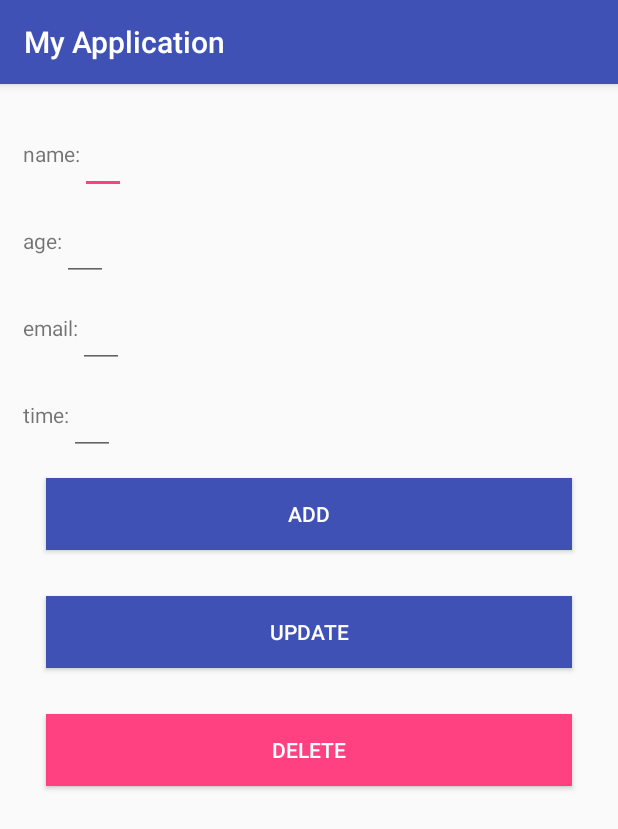
After one commit to jixiaoyong/ShareFileAppDemo, an Android app: the PeopleActivity screen opened directly, with no data from a screen before it, on a phone screen of 412 x 824 dp. The commit adds this screen. Shown: the top 829 px of the screen. Run offline under Robolectric (Android 15) with nearby library versions, the phone set to English and light mode, and no system bars; network calls fail.

Commit message:
增加 详情页面

```diff
--- a/app/src/main/AndroidManifest.xml
+++ b/app/src/main/AndroidManifest.xml
@@ -25,6 +25,7 @@
         </activity>
 
         <activity android:name=".qrcode.MainActivity" />
+        <activity android:name=".web.PeopleActivity" />
 
         <meta-data android:name="ServerUrl" android:value="${ServerUrl}"/>
     </application>
--- a/app/src/main/java/cf/android666/myapplication/web/MainActivity.kt
+++ b/app/src/main/java/cf/android666/myapplication/web/MainActivity.kt
@@ -42,8 +42,6 @@ public class MainActivity : AppCompatActivity() {
 
         initView()
         getData()
-
-
     }
 
     private var urlStr = ""
@@ -103,8 +101,16 @@ public class MainActivity : AppCompatActivity() {
             override fun onBindViewHolder(holder: MViewHolder, position: Int) {
                 holder.itemView.text.text = "username :${mData[position].username}" +
                         "\nage:${mData[position].age}" +
-                        "\nemail:${mData[position].email}" +
+                        "\nemail:${mData[position].email}"
                         "\ncreate_time:${mData[position].create_time}"
+                holder.itemView.text.setOnClickListener{
+                    var intent1 = Intent(mContext, PeopleActivity::class.java)
+                    intent1.putExtra("name", mData[position].username)
+                    intent1.putExtra("age", mData[position].age.toString())
+                    intent1.putExtra("email", mData[position].email)
+                    intent1.putExtra("create_time", mData[position].create_time)
+                    startActivity(intent1)
+                }
             }
 
         }
--- /dev/null
+++ b/app/src/main/java/cf/android666/myapplication/web/PeopleActivity.kt
@@ -0,0 +1,37 @@
+package cf.android666.myapplication.web
+
+import android.os.Bundle
+import android.support.v7.app.AppCompatActivity
+import android.view.View
+import cf.android666.myapplication.R
+import kotlinx.android.synthetic.main.activity_people.*
+
+/**
+ * Created by jixiaoyong on 2018/8/26.
+ * email:jixiaoyong1995@gmail.com
+ */
+class PeopleActivity : AppCompatActivity(), View.OnClickListener {
+    override fun onCreate(savedInstanceState: Bundle?) {
+        super.onCreate(savedInstanceState)
+        setContentView(R.layout.activity_people)
+
+        if (intent != null) {
+            name.setText(intent.getStringExtra("name"))
+            age.setText(intent.getStringExtra("age"))
+            email.setText(intent.getStringExtra("email"))
+            time.setText(intent.getStringExtra("create_time"))
+        }
+
+        add.setOnClickListener(this)
+        update.setOnClickListener(this)
+        delete.setOnClickListener(this)
+    }
+
+    override fun onClick(v: View?) {
+        when (v?.id) {
+            R.id.add -> {
+
+            }
+        }
+    }
+}
--- /dev/null
+++ b/app/src/main/res/layout/activity_people.xml
@@ -0,0 +1,111 @@
+<?xml version="1.0" encoding="utf-8"?>
+<LinearLayout xmlns:android="http://schemas.android.com/apk/res/android"
+    android:layout_width="match_parent"
+    android:layout_height="match_parent"
+    android:orientation="vertical"
+    android:padding="15dp">
+
+    <LinearLayout
+        android:layout_width="match_parent"
+        android:layout_height="wrap_content"
+        android:orientation="horizontal">
+
+        <TextView
+            android:layout_width="wrap_content"
+            android:layout_height="wrap_content"
+            android:text="name:" />
+
+        <EditText
+            android:id="@+id/name"
+            android:layout_width="wrap_content"
+            android:layout_height="wrap_content"
+            android:padding="15dp"
+            android:text="name"
+            android:textSize="20dp" />
+
+    </LinearLayout>
+
+    <LinearLayout
+        android:layout_width="match_parent"
+        android:layout_height="wrap_content"
+        android:orientation="horizontal">
+
+        <TextView
+            android:layout_width="wrap_content"
+            android:layout_height="wrap_content"
+            android:text="age:" />
+
+        <EditText
+            android:id="@+id/age"
+            android:layout_width="wrap_content"
+            android:layout_height="wrap_content"
+            android:padding="15dp"
+            android:text="age"
+            android:textSize="20dp" />
+    </LinearLayout>
+
+    <LinearLayout
+        android:layout_width="match_parent"
+        android:layout_height="wrap_content"
+        android:orientation="horizontal">
+
+        <TextView
+            android:layout_width="wrap_content"
+            android:layout_height="wrap_content"
+            android:text="email:" />
+
+        <EditText
+            android:id="@+id/email"
+            android:layout_width="wrap_content"
+            android:layout_height="wrap_content"
+            android:padding="15dp"
+            android:text="email"
+            android:textSize="20dp" />
+    </LinearLayout>
+
+    <LinearLayout
+        android:layout_width="match_parent"
+        android:layout_height="wrap_content"
+        android:orientation="horizontal">
+
+        <TextView
+            android:layout_width="wrap_content"
+            android:layout_height="wrap_content"
+            android:text="time:" />
+
+        <EditText
+            android:id="@+id/time"
+            android:layout_width="wrap_content"
+            android:layout_height="wrap_content"
+            android:padding="15dp"
+            android:text="time"
+            android:textSize="20dp" />
+    </LinearLayout>
+
+    <Button
+        android:id="@+id/add"
+        android:layout_width="match_parent"
+        android:layout_height="wrap_content"
+        android:layout_margin="15dp"
+        android:background="@color/colorPrimary"
+        android:text="add"
+        android:textColor="#fff" />
+
+    <Button
+        android:id="@+id/update"
+        android:layout_width="match_parent"
+        android:layout_height="wrap_content"
+        android:layout_margin="15dp"
+        android:background="@color/colorPrimary"
+        android:text="update"
+        android:textColor="#fff" />
+
+    <Button
+        android:id="@+id/delete"
+        android:layout_width="match_parent"
+        android:layout_height="wrap_content"
+        android:layout_margin="15dp"
+        android:background="@color/colorAccent"
+        android:text="delete"
+        android:textColor="#fff" />
+</LinearLayout>
```
